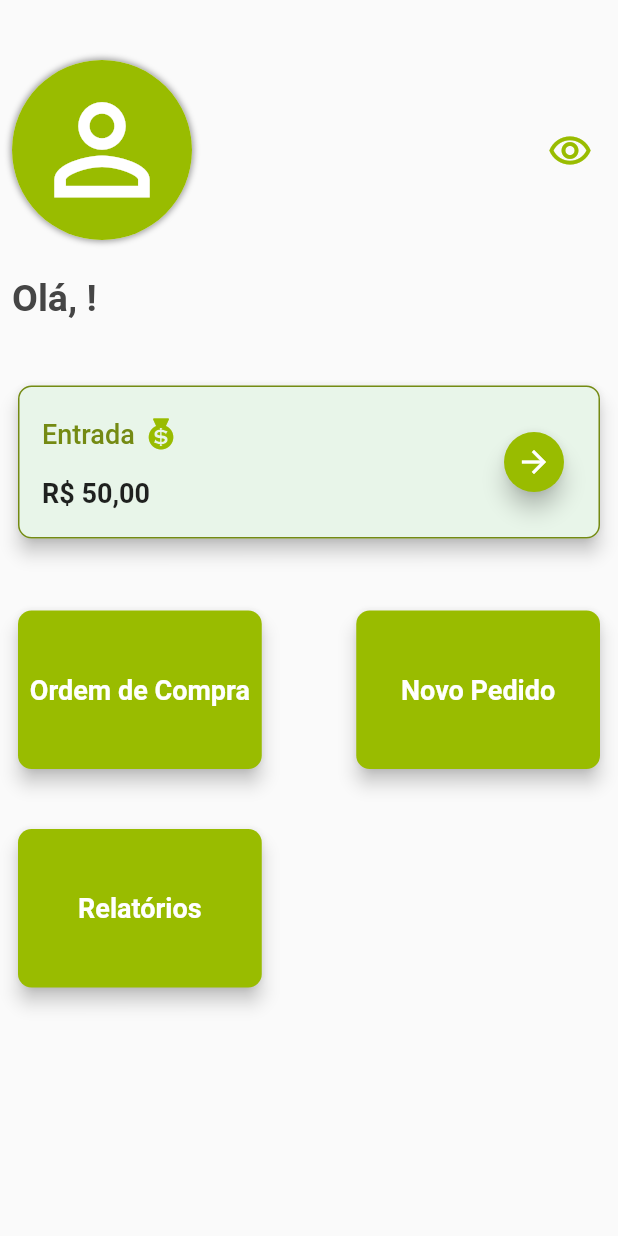
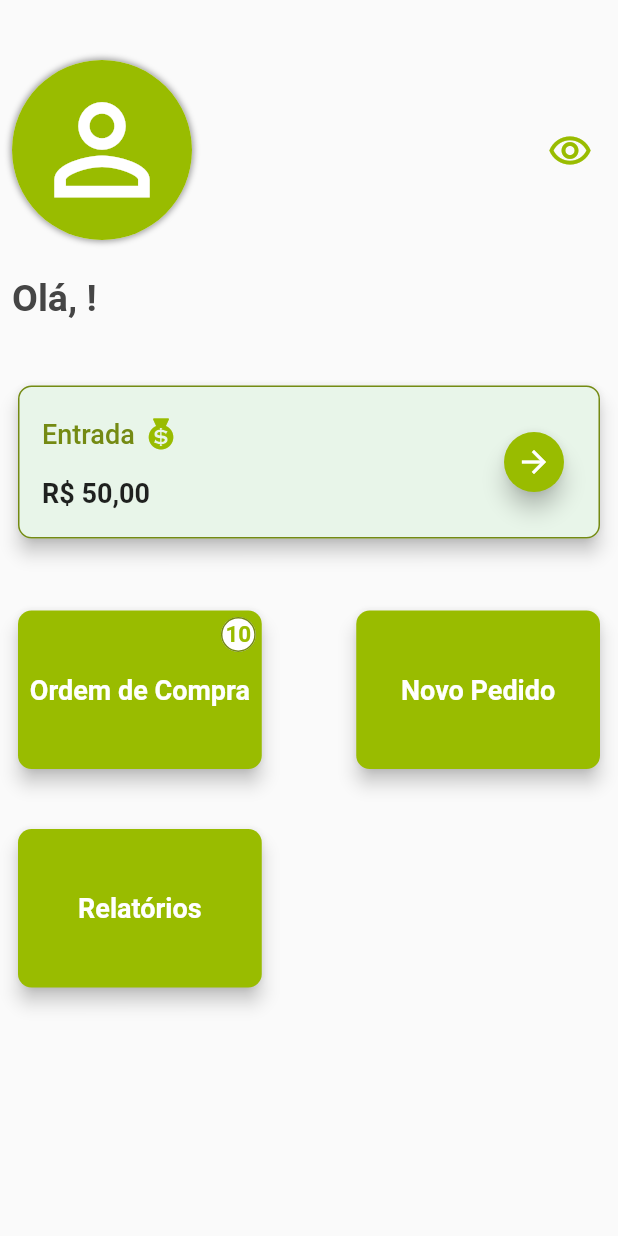
Before and after one commit to gustavocnp95/app-caldo-cana-campeao, a Flutter app: the HomePage screen opened by its route, on a phone screen of 412 x 824 dp. Run offline on Flutter 3.47's test engine with Material 2 defaults, Android fonts, the phone set to English and light mode, and no system bars; drawn by our look-alikes of badges; our stand-ins replace fluttertoast, shared_preferences; accounts and stored records are empty; generated files the repository leaves out were written again.

Commit message:
adiciona badges

```diff
--- a/lib/home/home_page.dart
+++ b/lib/home/home_page.dart
@@ -5,6 +5,7 @@ import 'package:caldo_cana_campeao/products/listing/products_listing_page.dart';
 import 'package:caldo_cana_campeao/user/register/user_register_page.dart';
 import 'package:flutter/material.dart';
 import 'package:fluttertoast/fluttertoast.dart';
+import 'package:badges/badges.dart';
 
 import '../user/menu/menu_page.dart';
 
@@ -77,10 +78,23 @@ class HomePage extends StatelessWidget {
   }
 
   List<Widget> _createOptionsList(BuildContext context) {
+
     List<Widget> options = <Widget>[];
-    options.add(_createOption("Ordem de Compra", () {
+    options.add(Badge(
+      showBadge: true,
+      padding: const EdgeInsets.all(3),
+      elevation: 0,
+      borderSide: const BorderSide(width: 1, color: CampeaoColors.primaryColorDark),
+      position: BadgePosition.topEnd(end: 8, top: 8),
+      badgeColor: Colors.white,
+      badgeContent: const Text(
+        '10',
+        style: TextStyle(color: CampeaoColors.primaryColor, fontWeight: FontWeight.bold, fontSize: 15),
+      ),
+      child:_createOption("Ordem de Compra", () {
       Fluttertoast.showToast(msg: "soon, very soon!");
-    }));
+      })
+    ));
     options.add(_createOption("Novo Pedido", () {
       Fluttertoast.showToast(msg: "soon, very soon!");
     }));
@@ -113,6 +127,7 @@ class HomePage extends StatelessWidget {
           alignment: Alignment.center,
           child: Text(
             title,
+            textAlign: TextAlign.center,
             style: const TextStyle(
               color: Colors.white,
               fontWeight: FontWeight.w700,
--- a/lib/login/login_rest.dart
+++ b/lib/login/login_rest.dart
@@ -4,6 +4,7 @@ import 'package:caldo_cana_campeao/commons/network/network_constants.dart';
 import 'package:caldo_cana_campeao/login/model/token_response.dart';
 import 'package:http/http.dart' as http;
 
+import '../commons/campeao_json.dart';
 import 'model/login_request.dart';
 
 class LoginRest {
@@ -14,7 +15,7 @@ class LoginRest {
       body: jsonEncode(loginRequest.toJson()),
     );
     if (response.statusCode == CampeaoNetworkConstants.statusOk) {
-      return TokenResponse.fromJson(jsonDecode(response.body));
+      return TokenResponse.fromJson(CampeaoJson.decode(response.bodyBytes));
     } else {
       throw Exception("teste");
     }
--- a/pubspec.yaml
+++ b/pubspec.yaml
@@ -42,6 +42,7 @@ dev_dependencies:
   build_runner: ^2.1.11
   json_serializable: ^6.2.0
   intl: ^0.17.0
+  badges: ^2.0.3
 
   # The "flutter_lints" package below contains a set of recommended lints to
   # encourage good coding practices. The lint set provided by the package is
```
Also changed, not shown: lib/products/model/composition_response.g.dart (added), lib/products/model/product_response.g.dart (added), lib/user/register/model/user_create_dto.g.dart (added), pubspec.lock.
